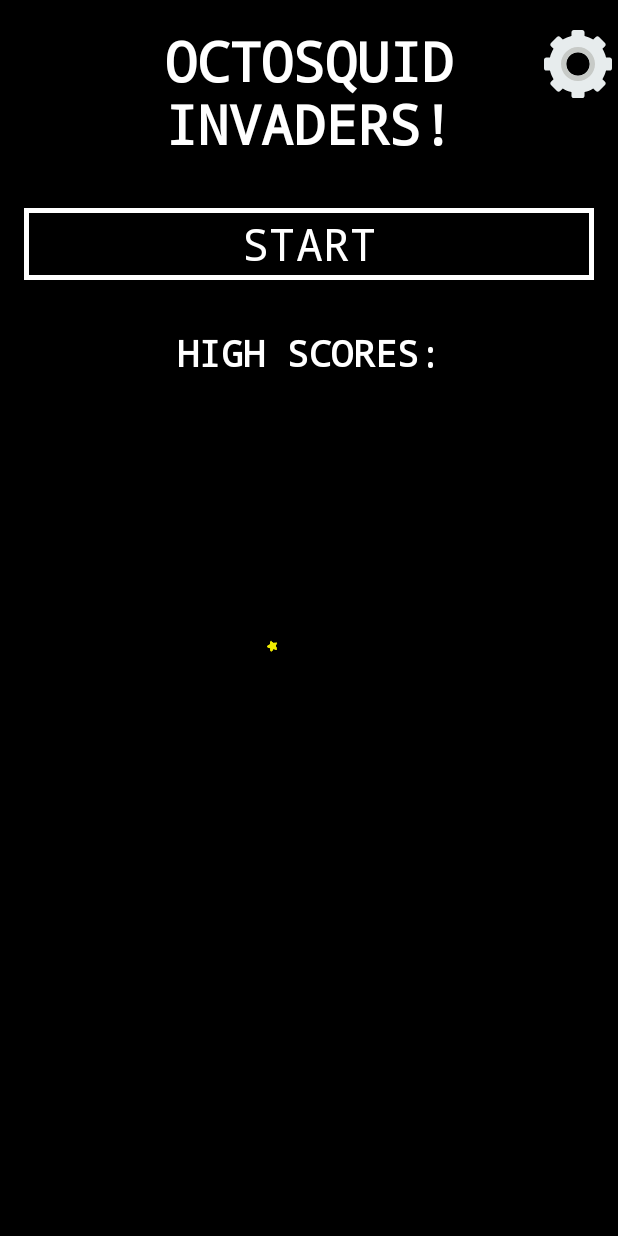
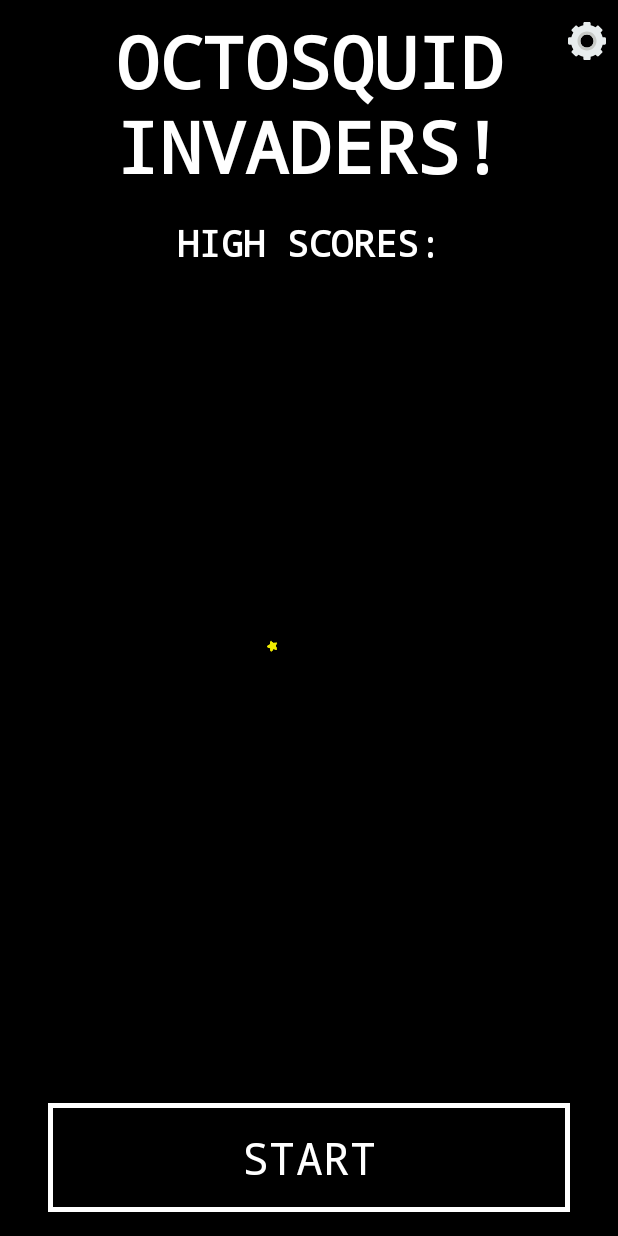
Before and after one commit to kbush1563/final_project, an Android app: the screen it shows after launch once a user with an empty profile is signed in (MainActivity), on a phone screen of 412 x 824 dp. Run offline under Robolectric (Android 15) with nearby library versions, the phone set to English and light mode, and no system bars; our stand-ins replace Firebase (no records; nobody signed in at launch, a user with empty details on screens opened directly).

Commit message:
Fixed main screen layout

```diff
--- a/GravitySim/app/src/main/java/com/example/kbush/gravitysim/GameBackend.java
+++ b/GravitySim/app/src/main/java/com/example/kbush/gravitysim/GameBackend.java
@@ -66,6 +66,7 @@ class GameBackend {
         sfxShipExplode = sfx.load(context, R.raw.ship_explode,1);
     }
 
+    // TODO: Add best user score text
 
     // GAME UPDATE FUNCTIONS #######################################################################
 
--- a/GravitySim/app/src/main/java/com/example/kbush/gravitysim/LoginActivity.java
+++ b/GravitySim/app/src/main/java/com/example/kbush/gravitysim/LoginActivity.java
@@ -33,11 +33,9 @@ public class LoginActivity extends AppCompatActivity {
         mAuth = FirebaseAuth.getInstance();
 
         Bundle b = getIntent().getExtras();
-        boolean logout = false;
-        if (b != null) logout = b.getBoolean("logout");
-        if (logout) {
-            currentUser = null;
-        } else {
+        if (b != null && b.getBoolean("logout")) {
+            mAuth.signOut();
+        }
         // Login user
         currentUser = mAuth.getCurrentUser();
         if (currentUser != null) {
@@ -45,6 +43,10 @@ public class LoginActivity extends AppCompatActivity {
             exitActivity();
         }
     }
+
+    @Override
+    public void onBackPressed() {
+        // Do nothing
     }
 
     // Initializes the signup button
--- a/GravitySim/app/src/main/java/com/example/kbush/gravitysim/MainActivity.java
+++ b/GravitySim/app/src/main/java/com/example/kbush/gravitysim/MainActivity.java
@@ -52,8 +52,7 @@ public class MainActivity extends AppCompatActivity {
         scoreDb = new ScoreDataBase(userId);
         Settings.pullUserSettings();
         setupMainScreen();
-        TextView userScore = findViewById(R.id.user_highscore_text);
-        scoreDb.getUserScore(userScore);
+        //scoreDb.getUserScore(userScore);
         ListView highScoreView = findViewById(R.id.list_view);
         scoreDb.pullTopScores(highScoreView, getApplicationContext());
     }
@@ -67,8 +66,7 @@ public class MainActivity extends AppCompatActivity {
         new StarsBackground(background, getApplicationContext());
 
         // Set potential new high score
-        TextView userScore = findViewById(R.id.user_highscore_text);
-        scoreDb.updateUserScore(userScore, endingScore);
+        //scoreDb.updateUserScore(userScore, endingScore);
         ListView highScoreView = findViewById(R.id.list_view);
         scoreDb.insertNewHighScore(endingScore, getApplicationContext(), highScoreView);
 
@@ -134,6 +132,7 @@ public class MainActivity extends AppCompatActivity {
                 } else {
                     gameOverScreen.setVisibility(View.VISIBLE);
                     endingScore = gameBackend.getScore();
+                    // TODO: Handle updating scores everytime
                 }
                 gameBackend.drawGraphics();
                 if (started) start();
--- a/GravitySim/app/src/main/res/layout/activity_main.xml
+++ b/GravitySim/app/src/main/res/layout/activity_main.xml
@@ -21,7 +21,7 @@
         <Space
             android:layout_width="wrap_content"
             android:layout_height="match_parent"
-            android:layout_weight="8" />
+            android:layout_weight="15" />
 
         <LinearLayout
             android:layout_width="wrap_content"
@@ -33,7 +33,6 @@
                 android:id="@+id/button_settings"
                 android:layout_width="match_parent"
                 android:layout_height="wrap_content"
-                android:layout_margin="4dp"
                 android:layout_marginRight="8dp"
                 android:layout_weight="1"
                 android:background="@null"
@@ -43,7 +42,7 @@
             <Space
                 android:layout_width="wrap_content"
                 android:layout_height="wrap_content"
-                android:layout_weight="10" />
+                android:layout_weight="15" />
         </LinearLayout>
 
     </LinearLayout>
@@ -57,24 +56,13 @@
             android:id="@+id/title_text"
             android:layout_width="match_parent"
             android:layout_height="wrap_content"
-            android:layout_margin="16dp"
+            android:layout_margin="8dp"
             android:fontFamily="monospace"
             android:text="OCTOSQUID\nINVADERS!"
             android:textAlignment="center"
             android:textColor="@android:color/white"
-            android:textSize="36sp"
+            android:textSize="48sp"
             android:textStyle="bold" />
-
-        <Button
-            android:id="@+id/start_button"
-            android:layout_width="match_parent"
-            android:layout_height="wrap_content"
-            android:layout_margin="16dp"
-            android:background="@drawable/button_boarder"
-            android:fontFamily="monospace"
-            android:text="START"
-            android:textColor="@android:color/white"
-            android:textSize="30sp" />
 
         <TextView
             android:id="@+id/high_score_title"
@@ -82,7 +70,7 @@
             android:layout_height="wrap_content"
             android:layout_gravity="top"
             android:layout_marginLeft="16dp"
-            android:layout_marginTop="16dp"
+            android:layout_marginTop="8dp"
             android:layout_marginRight="16dp"
             android:layout_marginBottom="8dp"
             android:fontFamily="monospace"
@@ -92,16 +80,41 @@
             android:textSize="24sp"
             android:textStyle="bold" />
 
+        <RelativeLayout
+            android:layout_width="match_parent"
+            android:layout_height="wrap_content"
+            android:layout_marginBottom="16dp">
+
             <ListView
                 android:id="@+id/list_view"
                 android:layout_width="match_parent"
                 android:layout_height="wrap_content"
+                android:layout_above="@id/start_button"
+                android:layout_alignParentTop="true"
                 android:layout_gravity="center"
                 android:divider="@android:color/white"
                 android:foregroundGravity="center"
                 android:scrollbars="horizontal">
 
             </ListView>
+
+            <Button
+                android:id="@+id/start_button"
+                android:layout_width="match_parent"
+                android:layout_height="wrap_content"
+                android:layout_alignParentBottom="true"
+                android:layout_marginLeft="32dp"
+                android:layout_marginTop="24dp"
+                android:layout_marginRight="32dp"
+                android:background="@drawable/button_boarder"
+                android:fontFamily="monospace"
+                android:paddingTop="16dp"
+                android:paddingBottom="16dp"
+                android:text="START"
+                android:textColor="@android:color/white"
+                android:textSize="30sp" />
+
+        </RelativeLayout>
 
         <TextView
             android:id="@+id/user_highscore_text"
--- a/GravitySim/app/src/main/res/values/styles.xml
+++ b/GravitySim/app/src/main/res/values/styles.xml
@@ -4,7 +4,7 @@
     <style name="AppTheme" parent="Theme.AppCompat.Light.NoActionBar">
         <!-- Customize your theme here. -->
         <item name="colorPrimary">@color/colorPrimary</item>
-        <item name="colorPrimaryDark">@color/colorPrimaryDark</item>
+        <item name="colorPrimaryDark">@android:color/darker_gray</item>
         <item name="colorAccent">@color/colorAccent</item>
     </style>
 
```
Lines whose indentation alone changed are shown as unchanged.
